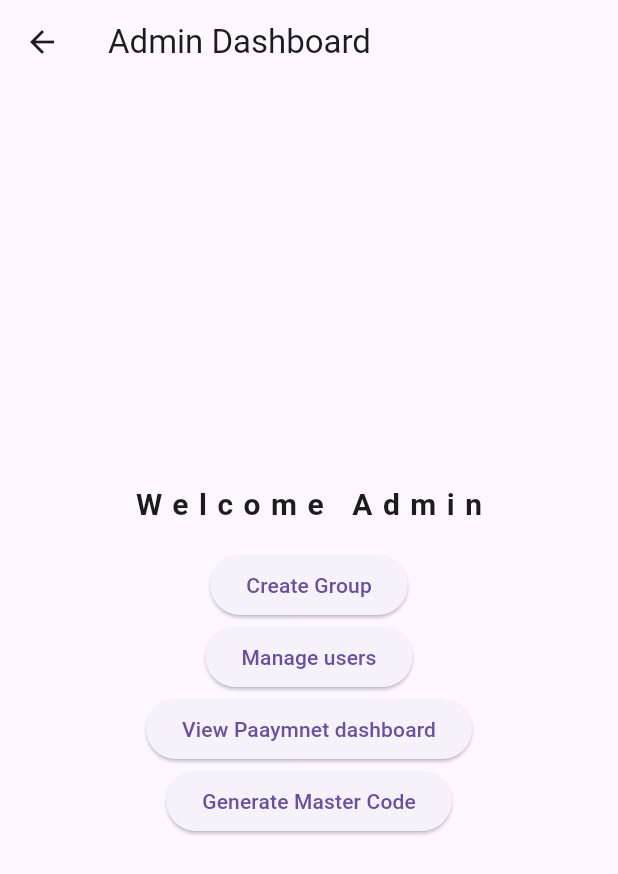
After one commit to RajChaudhari07/baddies, a Flutter app: the AdminPage screen opened by its route, on a phone screen of 412 x 824 dp. The commit adds this screen. Shown: the top 874 px of the screen. Run offline on Flutter 3.47's test engine with Material 3 defaults, Android fonts, the phone set to English and light mode, and no system bars.

Commit message:
new admin file and change in login and regestraion form

```diff
--- /dev/null
+++ b/lib/admin_page.dart
@@ -0,0 +1,52 @@
+import 'package:flutter/material.dart';
+class AdminPage extends StatelessWidget {
+  final String email;
+   const AdminPage({super.key, required this.email});
+  @override
+  Widget build(BuildContext context){
+    return Scaffold(
+      appBar: AppBar(
+        title: const Text('Admin Dashboard'),
+      ),
+      body: Center(
+        child: Column(
+          mainAxisAlignment: MainAxisAlignment.center,
+          children: [
+            const Text('Welcome Admin',
+              style: TextStyle(
+                fontSize: 20,
+                letterSpacing: 7,
+                fontWeight: FontWeight.bold,
+              ),
+            ),
+            const SizedBox (height: 15),
+              ElevatedButton(
+                onPressed: (){
+                  print("Group Created");
+                },
+                child:const Text('Create Group'),
+              ),
+              ElevatedButton(
+                onPressed: (){
+                  print("Managing the Users");
+                },
+                child: const Text('Manage users'),
+              ),
+              ElevatedButton(
+                onPressed: (){
+                  print("Viewing payment dashboard");
+                },
+                child: const Text('View Paaymnet dashboard'),
+                ),
+              ElevatedButton(
+                onPressed: (){
+                  print("Master Code Generated");
+                },
+                child:const Text('Generate Master Code'),
+            )
+          ],
+        ),
+      ),
+    );
+  }
+}
--- a/lib/login_form.dart
+++ b/lib/login_form.dart
@@ -51,7 +51,7 @@ class _LoginFormState extends State<LoginForm> {
           child: Container(
             padding: const EdgeInsets.all(20),
             margin: const EdgeInsets.symmetric(
-              horizontal: 20
+              horizontal: 50
             ),
             decoration: BoxDecoration(
               color: Colors.white,
@@ -76,7 +76,7 @@ class _LoginFormState extends State<LoginForm> {
                     style: TextStyle(
                       fontSize: 24,
                       fontWeight: FontWeight.bold,
-                      letterSpacing: 7,
+                      letterSpacing: 8,
                       color: Color.fromARGB(255, 89, 143, 145),
                     ),
                   ),
--- a/lib/main.dart
+++ b/lib/main.dart
@@ -1,3 +1,4 @@
+import 'package:baddies/admin_page.dart';
 import 'package:baddies/regestration_form.dart';
 import 'package:flutter/material.dart';
 import 'package:baddies/login_form.dart';
@@ -20,6 +21,7 @@ class MyApp extends StatelessWidget {
       routes:{
         '/profile_creation':(context)=>const ProfileCreationForm(),
         '/login': (context)=> const LoginForm(),
+        '/admin':(context)=> const  AdminPage(email: '',),
       }
     );
   }
```
